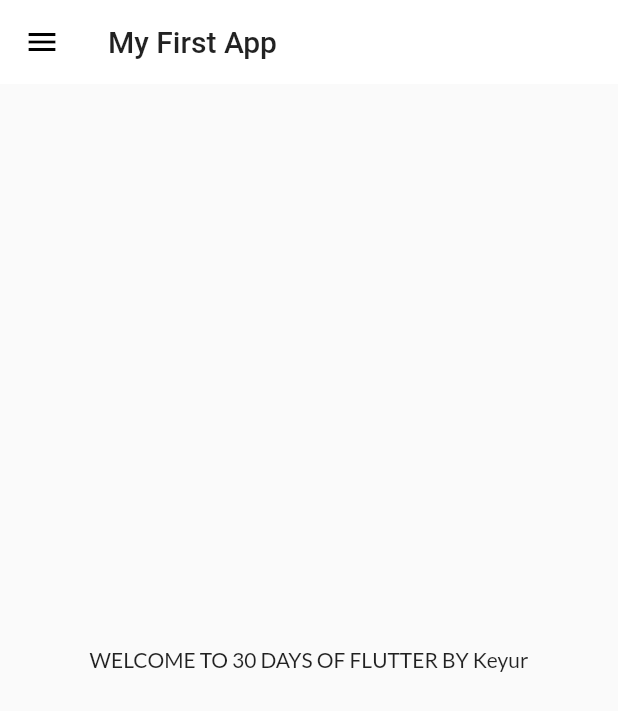
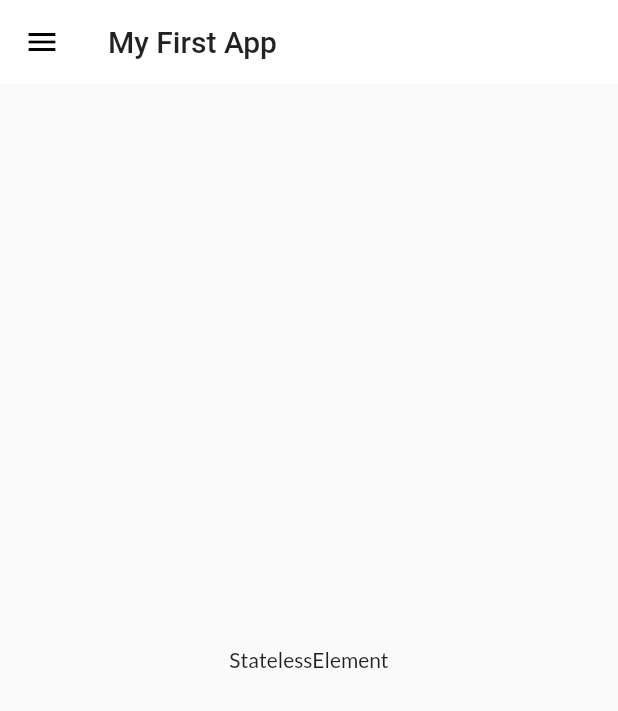
Before and after one commit to keyur653/FlutterIn30Days, a Flutter app: the screen it shows after launch, on a phone screen of 412 x 824 dp. Shown: the top 711 px of the screen. Run offline on Flutter 3.47's test engine with Material 2 defaults, Android fonts, the phone set to English and light mode, and no system bars; our stand-ins replace google_fonts.

Commit message:
Day 11 done

```diff
--- a/lib/pages/home_page.dart
+++ b/lib/pages/home_page.dart
@@ -15,7 +15,7 @@ class HomePage extends StatelessWidget {
       ),
       body: Center(
         child: Container(
-          child: Text("WELCOME TO $days DAYS OF FLUTTER BY $name"),
+          child: Text(context.runtimeType.toString()),
         ),
       ),
       drawer: const MyDrawer(),
--- a/lib/widgets/drawer.dart
+++ b/lib/widgets/drawer.dart
@@ -6,7 +6,8 @@ class MyDrawer extends StatelessWidget {
 
   @override
   Widget build(BuildContext context) {
-    final imageUrl ="https://static-00.iconduck.com/assets.00/male-avatar-illustration-256x256-05bnteok.png";
+    final imageUrl =
+        "https://static-00.iconduck.com/assets.00/male-avatar-illustration-256x256-05bnteok.png";
     return Drawer(
         child: Container(
       color: Colors.amberAccent,
```
